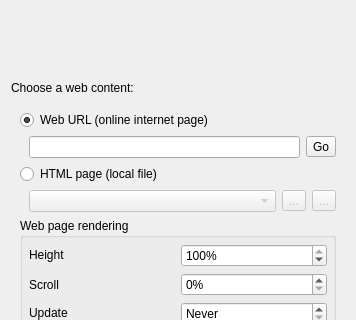
Qt form src/WebSourceCreationDialog.ui (markus-wa/glmixer-mirror) before a commit; both pictures show x 0 to 356 and y 205 to 525 of the 356 by 635 pixel window.
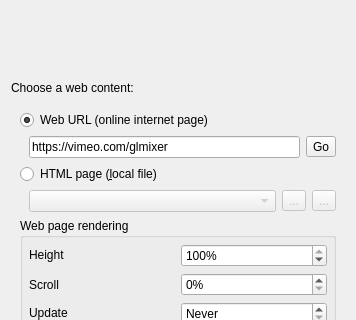
The same form after that commit. Icons and pictures are not drawn. Custom widgets are drawn as their Qt base class.

What changed in the file:
```diff
--- a/src/WebSourceCreationDialog.ui
+++ b/src/WebSourceCreationDialog.ui
@@ -90,7 +90,7 @@
             <string>Enter a web URL (http://...)</string>
            </property>
            <property name="text">
-            <string></string>
+            <string>https://vimeo.com/glmixer</string>
            </property>
           </widget>
          </item>
@@ -116,7 +116,7 @@
          </sizepolicy>
         </property>
         <property name="text">
-         <string>HTML page (local file)</string>
+         <string>HTML page (&amp;local file)</string>
         </property>
        </widget>
       </item>
```
